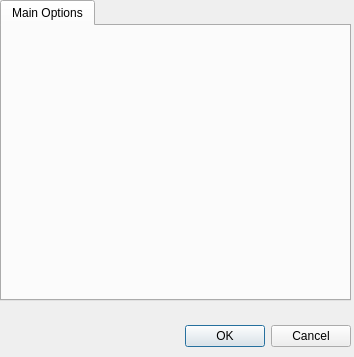
The window that analyzer/forms/OptionsDialog.ui (jvesely/netsniffer) describes before a commit, drawn with Qt 5.
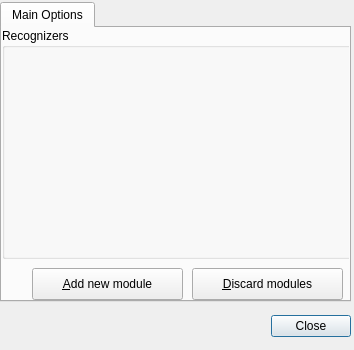
The same window after the commit. Icons and pictures are not drawn.

Commit message: Module load/unload

Diff of the .ui file:
```diff
--- a/analyzer/forms/OptionsDialog.ui
+++ b/analyzer/forms/OptionsDialog.ui
@@ -6,7 +6,7 @@
     <x>0</x>
     <y>0</y>
     <width>354</width>
-    <height>357</height>
+    <height>350</height>
    </rect>
   </property>
   <property name="sizePolicy" >
@@ -18,7 +18,7 @@
   <property name="minimumSize" >
    <size>
     <width>354</width>
-    <height>357</height>
+    <height>350</height>
    </size>
   </property>
   <property name="windowTitle" >
@@ -34,7 +34,7 @@
    <property name="geometry" >
     <rect>
      <x>0</x>
-     <y>320</y>
+     <y>310</y>
      <width>351</width>
      <height>32</height>
     </rect>
@@ -43,16 +43,19 @@
     <enum>Qt::Horizontal</enum>
    </property>
    <property name="standardButtons" >
-    <set>QDialogButtonBox::Cancel|QDialogButtonBox::NoButton|QDialogButtonBox::Ok</set>
+    <set>QDialogButtonBox::Close</set>
+   </property>
+   <property name="centerButtons" >
+    <bool>false</bool>
    </property>
   </widget>
   <widget class="QTabWidget" name="tabWidget" >
    <property name="geometry" >
     <rect>
      <x>0</x>
-     <y>0</y>
+     <y>2</y>
      <width>351</width>
-     <height>301</height>
+     <height>300</height>
     </rect>
    </property>
    <property name="cursor" >
@@ -68,16 +71,59 @@
     <attribute name="toolTip" >
      <string>Main Options</string>
     </attribute>
-    <widget class="QWidget" name="verticalLayout" >
+    <widget class="QGroupBox" name="groupBoxRecognizers" >
      <property name="geometry" >
       <rect>
        <x>0</x>
-       <y>10</y>
-       <width>341</width>
-       <height>261</height>
+       <y>0</y>
+       <width>351</width>
+       <height>231</height>
       </rect>
      </property>
-     <layout class="QVBoxLayout" />
+     <property name="title" >
+      <string>Recognizers</string>
+     </property>
+     <property name="alignment" >
+      <set>Qt::AlignJustify</set>
+     </property>
+    </widget>
+    <widget class="QPushButton" name="pushButtonAdd" >
+     <property name="geometry" >
+      <rect>
+       <x>30</x>
+       <y>240</y>
+       <width>151</width>
+       <height>32</height>
+      </rect>
+     </property>
+     <property name="toolTip" >
+      <string>Add new recognizer module</string>
+     </property>
+     <property name="text" >
+      <string>&amp;Add new module</string>
+     </property>
+     <property name="icon" >
+      <iconset resource="../res/images.qrc" >:/file/add.png</iconset>
+     </property>
+    </widget>
+    <widget class="QPushButton" name="pushButtonDiscard" >
+     <property name="geometry" >
+      <rect>
+       <x>190</x>
+       <y>240</y>
+       <width>151</width>
+       <height>32</height>
+      </rect>
+     </property>
+     <property name="toolTip" >
+      <string>Discard all modules</string>
+     </property>
+     <property name="text" >
+      <string>&amp;Discard modules</string>
+     </property>
+     <property name="icon" >
+      <iconset resource="../res/images.qrc" >:/file/discard.png</iconset>
+     </property>
     </widget>
    </widget>
   </widget>
```
Left out of the diff: 30 changed lines with no effect on the pictures. The commit also changes 13 other files.
